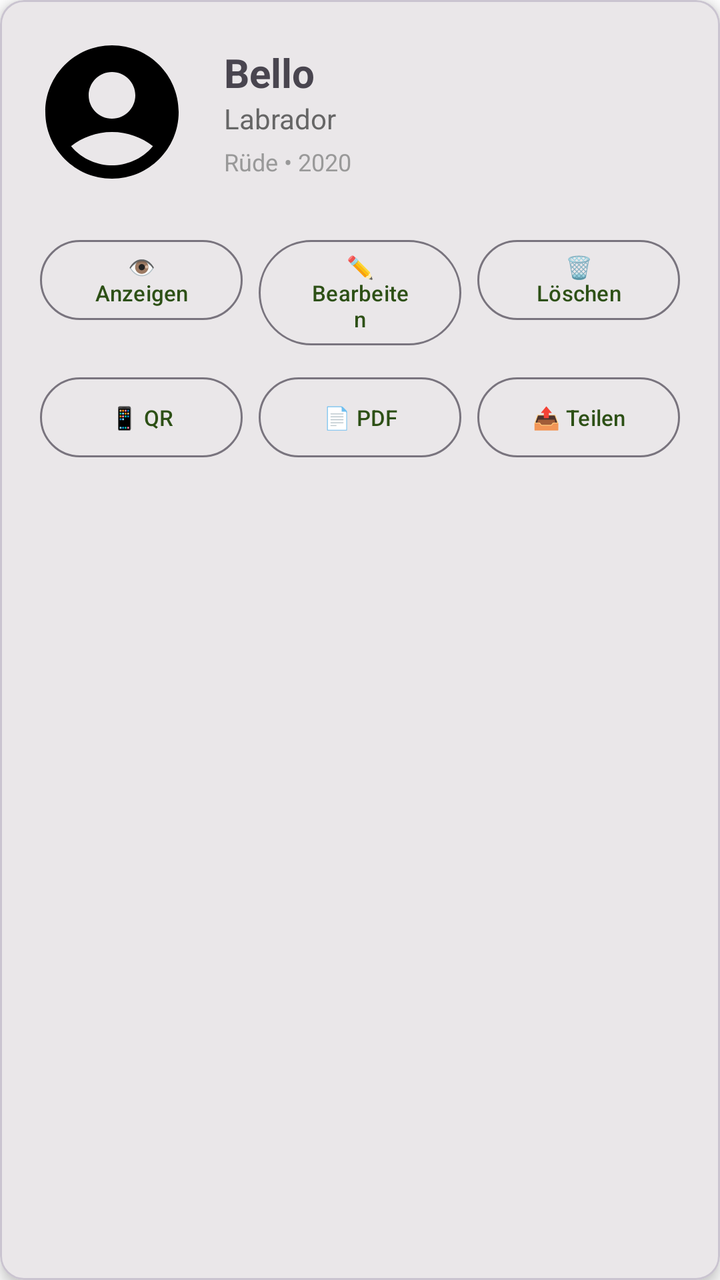
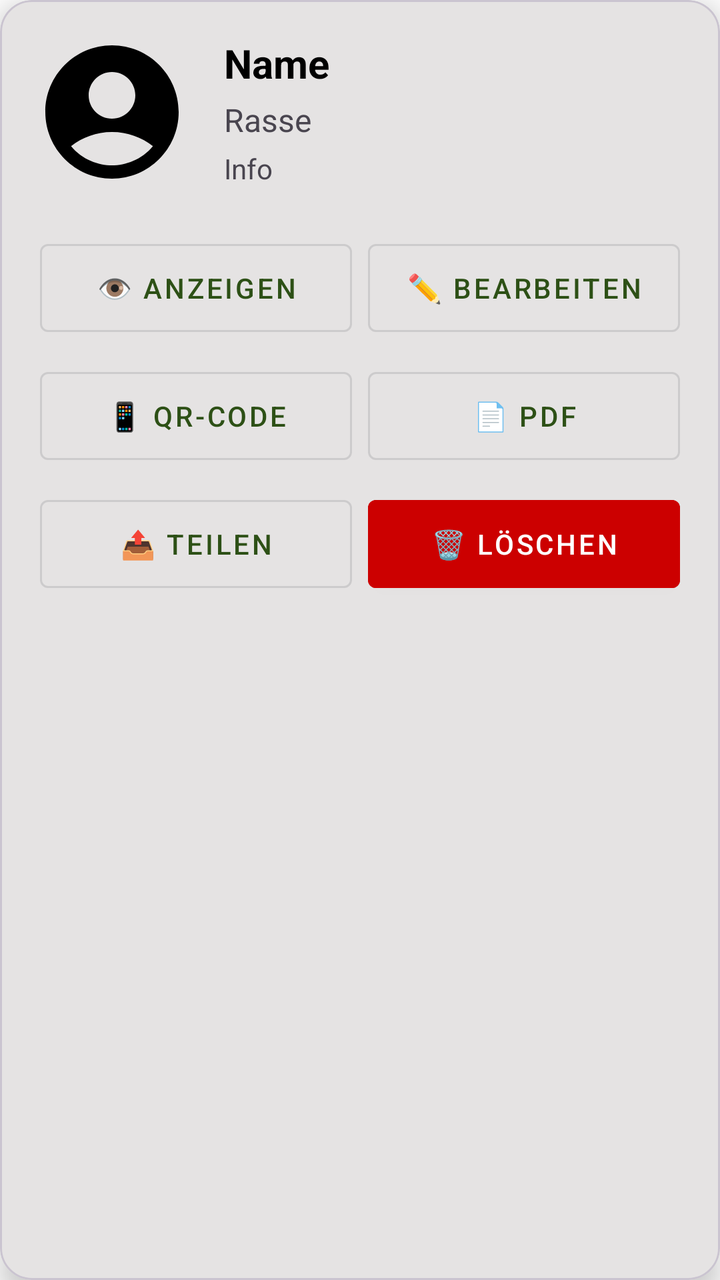

Two renders of the same Android screen: before a commit and after it. Below are the layout's source before the change and the commit's diff.
<!-- AndroidManifest.xml: application theme Theme.HundeWildnis -->
<!-- res/layout/item_dog_profile.xml -->
<?xml version="1.0" encoding="utf-8"?>
<com.google.android.material.card.MaterialCardView
    xmlns:android="http://schemas.android.com/apk/res/android"
    xmlns:app="http://schemas.android.com/apk/res-auto"
    android:layout_width="match_parent"
    android:layout_height="wrap_content"
    android:layout_margin="8dp"
    app:cardCornerRadius="12dp"
    app:cardElevation="4dp">

    <LinearLayout
        android:layout_width="match_parent"
        android:layout_height="wrap_content"
        android:orientation="vertical"
        android:padding="16dp">

        <LinearLayout
            android:layout_width="match_parent"
            android:layout_height="wrap_content"
            android:orientation="horizontal"
            android:gravity="center_vertical">

            <ImageView
                android:id="@+id/ivPhoto"
                android:layout_width="80dp"
                android:layout_height="80dp"
                android:scaleType="centerCrop"
                android:src="@drawable/ic_dog_placeholder"
                android:contentDescription="Hundefoto" />

            <LinearLayout
                android:layout_width="0dp"
                android:layout_height="wrap_content"
                android:layout_weight="1"
                android:orientation="vertical"
                android:layout_marginStart="16dp">

                <TextView
                    android:id="@+id/tvName"
                    android:layout_width="wrap_content"
                    android:layout_height="wrap_content"
                    android:text="Bello"
                    android:textSize="20sp"
                    android:textStyle="bold" />

                <TextView
                    android:id="@+id/tvBreed"
                    android:layout_width="wrap_content"
                    android:layout_height="wrap_content"
                    android:text="Labrador"
                    android:textSize="14sp"
                    android:textColor="#666666" />

                <TextView
                    android:id="@+id/tvInfo"
                    android:layout_width="wrap_content"
                    android:layout_height="wrap_content"
                    android:text="Rüde • 2020"
                    android:textSize="12sp"
                    android:textColor="#999999"
                    android:layout_marginTop="4dp" />

            </LinearLayout>

        </LinearLayout>

        <GridLayout
            android:layout_width="match_parent"
            android:layout_height="wrap_content"
            android:columnCount="3"
            android:layout_marginTop="16dp">

            <com.google.android.material.button.MaterialButton
                android:id="@+id/btnView"
                style="@style/Widget.Material3.Button.OutlinedButton"
                android:layout_width="0dp"
                android:layout_height="wrap_content"
                android:layout_columnWeight="1"
                android:text="👁 Anzeigen"
                android:textSize="11sp"
                android:layout_margin="4dp" />

            <com.google.android.material.button.MaterialButton
                android:id="@+id/btnEdit"
                style="@style/Widget.Material3.Button.OutlinedButton"
                android:layout_width="0dp"
                android:layout_height="wrap_content"
                android:layout_columnWeight="1"
                android:text="✏️ Bearbeiten"
                android:textSize="11sp"
                android:layout_margin="4dp" />

            <com.google.android.material.button.MaterialButton
                android:id="@+id/btnDelete"
                style="@style/Widget.Material3.Button.OutlinedButton"
                android:layout_width="0dp"
                android:layout_height="wrap_content"
                android:layout_columnWeight="1"
                android:text="🗑 Löschen"
                android:textSize="11sp"
                android:layout_margin="4dp" />

            <com.google.android.material.button.MaterialButton
                android:id="@+id/btnQR"
                style="@style/Widget.Material3.Button.OutlinedButton"
                android:layout_width="0dp"
                android:layout_height="wrap_content"
                android:layout_columnWeight="1"
                android:text="📱 QR"
                android:textSize="11sp"
                android:layout_margin="4dp" />

            <com.google.android.material.button.MaterialButton
                android:id="@+id/btnPDF"
                style="@style/Widget.Material3.Button.OutlinedButton"
                android:layout_width="0dp"
                android:layout_height="wrap_content"
                android:layout_columnWeight="1"
                android:text="📄 PDF"
                android:textSize="11sp"
                android:layout_margin="4dp" />

            <com.google.android.material.button.MaterialButton
                android:id="@+id/btnShare"
                style="@style/Widget.Material3.Button.OutlinedButton"
                android:layout_width="0dp"
                android:layout_height="wrap_content"
                android:layout_columnWeight="1"
                android:text="📤 Teilen"
                android:textSize="11sp"
                android:layout_margin="4dp" />

        </GridLayout>

    </LinearLayout>

</com.google.android.material.card.MaterialCardView>
<!-- resources referenced by this layout -->
<resources>
  <!-- drawable ic_dog_placeholder (drawable) -->
  <vector xmlns:android="http://schemas.android.com/apk/res/android" android:height="24dp" android:tint="#000000" android:viewportHeight="24" android:viewportWidth="24" android:width="24dp">
        
      <path android:fillColor="@android:color/white" android:pathData="M12,2C6.48,2 2,6.48 2,12s4.48,10 10,10s10,-4.48 10,-10S17.52,2 12,2zM12,6c1.93,0 3.5,1.57 3.5,3.5S13.93,13 12,13s-3.5,-1.57 -3.5,-3.5S10.07,6 12,6zM12,20c-2.03,0 -4.43,-0.82 -6.14,-2.88C7.55,15.8 9.68,15 12,15s4.45,0.8 6.14,2.12C16.43,19.18 14.03,20 12,20z"/>
      
  </vector>
  <style name="Theme.HundeWildnis" parent="Base.Theme.HundeWildnis" />
  <style name="Base.Theme.HundeWildnis" parent="Theme.Material3.Light.NoActionBar">
          <item name="colorPrimary">#2d5016</item>
          <item name="colorPrimaryVariant">#1a3009</item>
          <item name="colorOnPrimary">#FFFFFF</item>
          <item name="colorSecondary">#6b8e4e</item>
          <item name="colorSecondaryVariant">#4a6135</item>
          <item name="colorOnSecondary">#000000</item>
          <item name="android:statusBarColor">?attr/colorPrimaryVariant</item>
  
          <item name="android:navigationBarColor">@android:color/transparent</item>
          <item name="android:windowLightStatusBar">true</item>
          <item name="android:windowLightNavigationBar">true</item>
          <item name="android:enforceNavigationBarContrast" tools:targetApi="q">false</item>
          <item name="android:enforceStatusBarContrast" tools:targetApi="q">false</item>
  
          
          <item name="colorAccent">#2d5016</item>
          <item name="android:textColorPrimary">#000000</item>
  
          
          <item name="materialAlertDialogTheme">@style/AlertDialogTheme</item>
  
          
          <item name="actionMenuTextColor">#FFFFFF</item>
  
          
          <item name="android:windowBackground">#FFFFFF</item>
          <item name="android:colorBackground">#FFFFFF</item>
      </style>
  <style name="AlertDialogTheme" parent="ThemeOverlay.Material3.MaterialAlertDialog">
          
          <item name="colorSurface">#FFFFFF</item>
  
          
          <item name="colorOnSurface">#000000</item>
          <item name="android:textColorPrimary">#000000</item>
  
          
          <item name="buttonBarPositiveButtonStyle">@style/DialogButtonStyle.Light</item>
          <item name="buttonBarNegativeButtonStyle">@style/DialogButtonStyle.Light</item>
          <item name="buttonBarNeutralButtonStyle">@style/DialogButtonStyle.Light</item>
      </style>
  <style name="DialogButtonStyle.Light" parent="Widget.Material3.Button.TextButton.Dialog">
          
          <item name="android:textColor">#2d5016</item>
  
          
          <item name="backgroundTint">@android:color/transparent</item>
  
          
          <item name="rippleColor">#332d5016</item>
      </style>
</resources>

<!-- the commit's change to res/layout/item_dog_profile.xml (unified diff, before → after) -->
@@ -4,9 +4,10 @@
     xmlns:app="http://schemas.android.com/apk/res-auto"
     android:layout_width="match_parent"
     android:layout_height="wrap_content"
-    android:layout_margin="8dp"
-    app:cardCornerRadius="12dp"
-    app:cardElevation="4dp">
+    android:layout_margin="12dp"
+    app:cardCornerRadius="16dp"
+    app:cardElevation="8dp"
+    android:id="@+id/dogCard">
 
     <LinearLayout
         android:layout_width="match_parent"
@@ -14,122 +15,134 @@
         android:orientation="vertical"
         android:padding="16dp">
 
+        
         <LinearLayout
             android:layout_width="match_parent"
             android:layout_height="wrap_content"
             android:orientation="horizontal"
-            android:gravity="center_vertical">
+            android:layout_marginBottom="16dp">
 
+            
             <ImageView
                 android:id="@+id/ivPhoto"
                 android:layout_width="80dp"
                 android:layout_height="80dp"
                 android:scaleType="centerCrop"
-                android:src="@drawable/ic_dog_placeholder"
-                android:contentDescription="Hundefoto" />
+                android:contentDescription="Hundefoto"
+                android:background="@drawable/ic_dog_placeholder"
+                app:cornerRadius="12dp" />
 
+            
             <LinearLayout
                 android:layout_width="0dp"
                 android:layout_height="wrap_content"
                 android:layout_weight="1"
                 android:orientation="vertical"
-                android:layout_marginStart="16dp">
+                android:layout_marginStart="16dp"
+                android:layout_gravity="center_vertical">
 
                 <TextView
                     android:id="@+id/tvName"
                     android:layout_width="wrap_content"
                     android:layout_height="wrap_content"
-                    android:text="Bello"
+                    android:text="Name"
                     android:textSize="20sp"
-                    android:textStyle="bold" />
+                    android:textStyle="bold"
+                    android:textColor="?android:attr/textColorPrimary" />
 
                 <TextView
                     android:id="@+id/tvBreed"
                     android:layout_width="wrap_content"
                     android:layout_height="wrap_content"
-                    android:text="Labrador"
-                    android:textSize="14sp"
-                    android:textColor="#666666" />
+                    android:text="Rasse"
+                    android:textSize="16sp"
+                    android:textColor="?android:attr/textColorSecondary"
+                    android:layout_marginTop="4dp" />
 
                 <TextView
                     android:id="@+id/tvInfo"
                     android:layout_width="wrap_content"
                     android:layout_height="wrap_content"
-                    android:text="Rüde • 2020"
-                    android:textSize="12sp"
-                    android:textColor="#999999"
+                    android:text="Info"
+                    android:textSize="14sp"
+                    android:textColor="?android:attr/textColorSecondary"
                     android:layout_marginTop="4dp" />
-
             </LinearLayout>
-
         </LinearLayout>
 
+        
         <GridLayout
             android:layout_width="match_parent"
             android:layout_height="wrap_content"
-            android:columnCount="3"
-            android:layout_marginTop="16dp">
+            android:columnCount="2"
+            android:rowCount="3"
+            android:alignmentMode="alignBounds"
+            android:columnOrderPreserved="false">
 
+            
             <com.google.android.material.button.MaterialButton
                 android:id="@+id/btnView"
-                style="@style/Widget.Material3.Button.OutlinedButton"
                 android:layout_width="0dp"
-                android:layout_height="wrap_content"
+                android:layout_height="56dp"
                 android:layout_columnWeight="1"
+                android:layout_margin="4dp"
                 android:text="👁 Anzeigen"
-                android:textSize="11sp"
-                android:layout_margin="4dp" />
+                android:textSize="14sp"
+                style="@style/Widget.MaterialComponents.Button.OutlinedButton" />
 
             <com.google.android.material.button.MaterialButton
                 android:id="@+id/btnEdit"
-                style="@style/Widget.Material3.Button.OutlinedButton"
                 android:layout_width="0dp"
-                android:layout_height="wrap_content"
+                android:layout_height="56dp"
                 android:layout_columnWeight="1"
+                android:layout_margin="4dp"
                 android:text="✏️ Bearbeiten"
-                android:textSize="11sp"
-                android:layout_margin="4dp" />
+                android:textSize="14sp"
+                style="@style/Widget.MaterialComponents.Button.OutlinedButton" />
+
+            
+            <com.google.android.material.button.MaterialButton
+                android:id="@+id/btnQR"
+                android:layout_width="0dp"
+                android:layout_height="56dp"
+                android:layout_columnWeight="1"
+                android:layout_margin="4dp"
+                android:text="📱 QR-Code"
+                android:textSize="14sp"
+                style="@style/Widget.MaterialComponents.Button.OutlinedButton" />
+
+            <com.google.android.material.button.MaterialButton
+                android:id="@+id/btnPDF"
+                android:layout_width="0dp"
+                android:layout_height="56dp"
+                android:layout_columnWeight="1"
+                android:layout_margin="4dp"
+                android:text="📄 PDF"
+                android:textSize="14sp"
+                style="@style/Widget.MaterialComponents.Button.OutlinedButton" />
+
+            
+            <com.google.android.material.button.MaterialButton
+                android:id="@+id/btnShare"
+                android:layout_width="0dp"
+                android:layout_height="56dp"
+                android:layout_columnWeight="1"
+                android:layout_margin="4dp"
+                android:text="📤 Teilen"
+                android:textSize="14sp"
+                style="@style/Widget.MaterialComponents.Button.OutlinedButton" />
 
             <com.google.android.material.button.MaterialButton
                 android:id="@+id/btnDelete"
-                style="@style/Widget.Material3.Button.OutlinedButton"
                 android:layout_width="0dp"
-                android:layout_height="wrap_content"
+                android:layout_height="56dp"
                 android:layout_columnWeight="1"
-                android:text="🗑 Löschen"
-                android:textSize="11sp"
-                android:layout_margin="4dp" />
-
-            <com.google.android.material.button.MaterialButton
-                android:id="@+id/btnQR"
-                style="@style/Widget.Material3.Button.OutlinedButton"
-                android:layout_width="0dp"
-                android:layout_height="wrap_content"
-                android:layout_columnWeight="1"
-                android:text="📱 QR"
-                android:textSize="11sp"
-                android:layout_margin="4dp" />
-
-            <com.google.android.material.button.MaterialButton
-                android:id="@+id/btnPDF"
-                style="@style/Widget.Material3.Button.OutlinedButton"
-                android:layout_width="0dp"
-                android:layout_height="wrap_content"
-                android:layout_columnWeight="1"
-                android:text="📄 PDF"
-                android:textSize="11sp"
-                android:layout_margin="4dp" />
-
-            <com.google.android.material.button.MaterialButton
-                android:id="@+id/btnShare"
-                style="@style/Widget.Material3.Button.OutlinedButton"
-                android:layout_width="0dp"
-                android:layout_height="wrap_content"
-                android:layout_columnWeight="1"
-                android:text="📤 Teilen"
-                android:textSize="11sp"
-                android:layout_margin="4dp" />
-
+                android:layout_margin="4dp"
+                android:text="🗑️ Löschen"
+                android:textSize="14sp"
+                android:backgroundTint="#CC0000"
+                android:textColor="#FFFFFF"
+                style="@style/Widget.MaterialComponents.Button" />
         </GridLayout>
 
     </LinearLayout>
